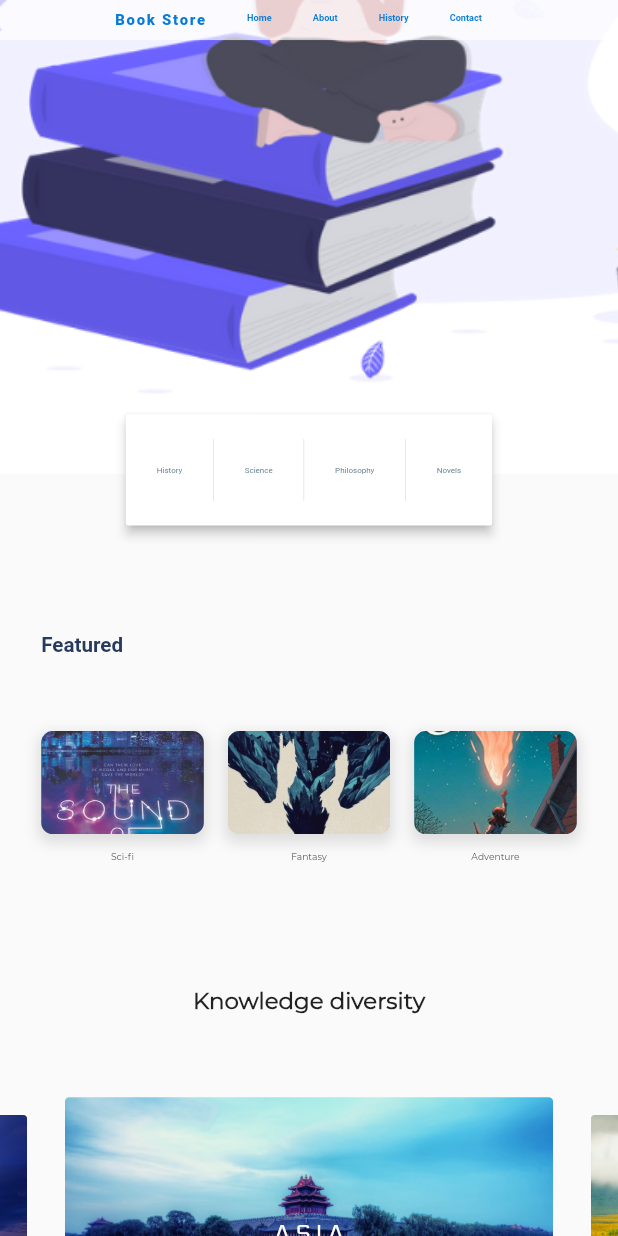
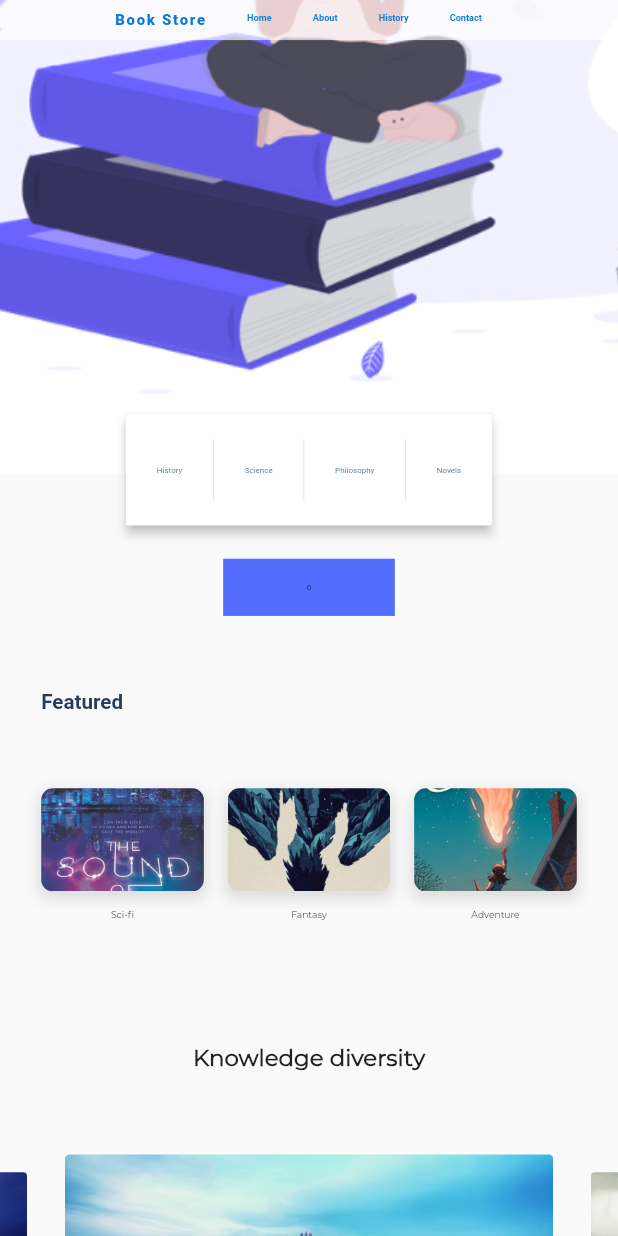
Before and after one commit to ArtElect/Flutter-II, a Flutter app: the screen it shows after launch, scrolled down 576 dp, on a phone screen of 412 x 824 dp. Run offline on Flutter 3.47's test engine with Material 2 defaults, Android fonts, the light colour scheme and no system bars; drawn by our look-alikes of carousel_slider; our stand-ins replace auto_animated, connectivity_plus, dio, flutter_rating_bar, font_awesome_flutter, getwidget and 1 more; Roboto replaces fonts that are missing (Raleway).

Commit message:
Add personnal BlocPattern with an example.

```diff
--- /dev/null
+++ b/myapp/lib/src/bloc/example/example_event.dart
@@ -0,0 +1,11 @@
+import 'package:myapp/src/bloc/library/bloc_event.dart';
+
+abstract class ExampleEvent extends BlocEvent {
+  @override
+  String? get event => throw UnimplementedError();
+}
+
+class ExampleClickEvent extends ExampleEvent {
+  @override
+  String? get event => "Click";
+}
--- /dev/null
+++ b/myapp/lib/src/bloc/example/example_state.dart
@@ -0,0 +1,17 @@
+import 'package:flutter/foundation.dart';
+import 'package:myapp/src/bloc/library/bloc_event.dart';
+import 'package:myapp/src/bloc/library/bloc_state.dart';
+
+class ExampleState extends BlocState<int> {
+  ExampleState() {
+    state = ValueNotifier(0);
+  }
+
+  @override
+  int updateState<E extends BlocEvent>(E event) {
+    if (event.event == "Click") {
+      state.value += 1;
+    }
+    return 0;
+  }
+}
--- /dev/null
+++ b/myapp/lib/src/bloc/library/bloc_event.dart
@@ -0,0 +1,10 @@
+import 'package:flutter/material.dart';
+
+abstract class BlocEvent extends Object {
+  String? get event;
+
+  @override
+  String toString() {
+    return event.toString();
+  }
+}
--- /dev/null
+++ b/myapp/lib/src/bloc/library/bloc_state.dart
@@ -0,0 +1,8 @@
+import 'package:flutter/material.dart';
+import 'package:myapp/src/bloc/library/bloc_event.dart';
+
+abstract class BlocState<T> {
+  late ValueNotifier<T> state;
+
+  T updateState<E extends BlocEvent>(E event);
+}
--- a/myapp/lib/src/screens/home/home.dart
+++ b/myapp/lib/src/screens/home/home.dart
@@ -1,4 +1,8 @@
 import 'package:flutter/material.dart';
+import 'package:myapp/src/bloc/example/example_event.dart';
+import 'package:myapp/src/bloc/example/example_state.dart';
+import 'package:myapp/src/bloc/library/bloc_builder.dart';
+import 'package:myapp/src/bloc/library/bloc_event.dart';
 import 'package:myapp/src/config/images.dart';
 import 'package:myapp/src/navigationDrawer/navigation_drawer.dart';
 import 'package:myapp/src/widgets/home/bottom_bar.dart';
@@ -22,7 +26,8 @@ class _HomePageState extends State<HomePage> {
   final ScrollController _scrollController = ScrollController();
   double _scrollPosition = 0;
 
-  _scrollListener() => setState(() => _scrollPosition = _scrollController.position.pixels);
+  _scrollListener() =>
+      setState(() => _scrollPosition = _scrollController.position.pixels);
 
   @override
   void initState() {
@@ -33,15 +38,23 @@ class _HomePageState extends State<HomePage> {
   @override
   Widget build(BuildContext context) {
     Size screenSize = MediaQuery.of(context).size;
-    double _opacity = _scrollPosition > 0 && _scrollPosition < screenSize.height * 0.40
-    ? _scrollPosition / (screenSize.height * 0.40)
-    : 1;
+    double _opacity =
+        _scrollPosition > 0 && _scrollPosition < screenSize.height * 0.40
+            ? _scrollPosition / (screenSize.height * 0.40)
+            : 1;
+
+    ExampleState state = ExampleState();
 
     return Scaffold(
       extendBodyBehindAppBar: true,
       appBar: AdaptiveWidget.isSmallScreen(screenSize)
-      ? SmallTopBar(opacity: _opacity,)
-      : LargeTopBar(screenSize: screenSize, opacity: _opacity,),
+          ? SmallTopBar(
+              opacity: _opacity,
+            )
+          : LargeTopBar(
+              screenSize: screenSize,
+              opacity: _opacity,
+            ),
       drawerEdgeDragWidth: 0,
       drawer: NavigationDrawer(),
       body: SingleChildScrollView(
@@ -61,12 +74,37 @@ class _HomePageState extends State<HomePage> {
                 Column(
                   children: [
                     FloatingBarContents(screenSize: screenSize),
-                    FeaturedHeading(screenSize: screenSize,),
+                    GestureDetector(
+                      child: BlocBuilder<ExampleState>(
+                        builder: (context, ExampleState state) {
+                          return Container(
+                            color: Colors.indigoAccent,
+                            width: 300,
+                            height: 100,
+                            child: Center(
+                              child: Text(
+                                state.state.value.toString(),
+                              ),
+                            ),
+                          );
+                        },
+                      ).build(context, state),
+                      onTap: () {
+                        state.updateState(ExampleClickEvent());
+                      },
+                    ),
+                    FeaturedHeading(
+                      screenSize: screenSize,
+                    ),
                     FeaturedTiles(screenSize: screenSize),
                     MainHeading(screenSize: screenSize),
                     MainCarousel(screenSize: screenSize),
-                    SizedBox(height: screenSize.height / 10,),
-                    BottomBar(screenSize: screenSize,),
+                    SizedBox(
+                      height: screenSize.height / 10,
+                    ),
+                    BottomBar(
+                      screenSize: screenSize,
+                    ),
                   ],
                 ),
               ],
```
Also changed, not shown: myapp/lib/src/bloc/library/bloc_builder.dart (added, +18 -0 lines), myapp/lib/src/bloc/example/example_bloc.dart (added), 6 other files.
